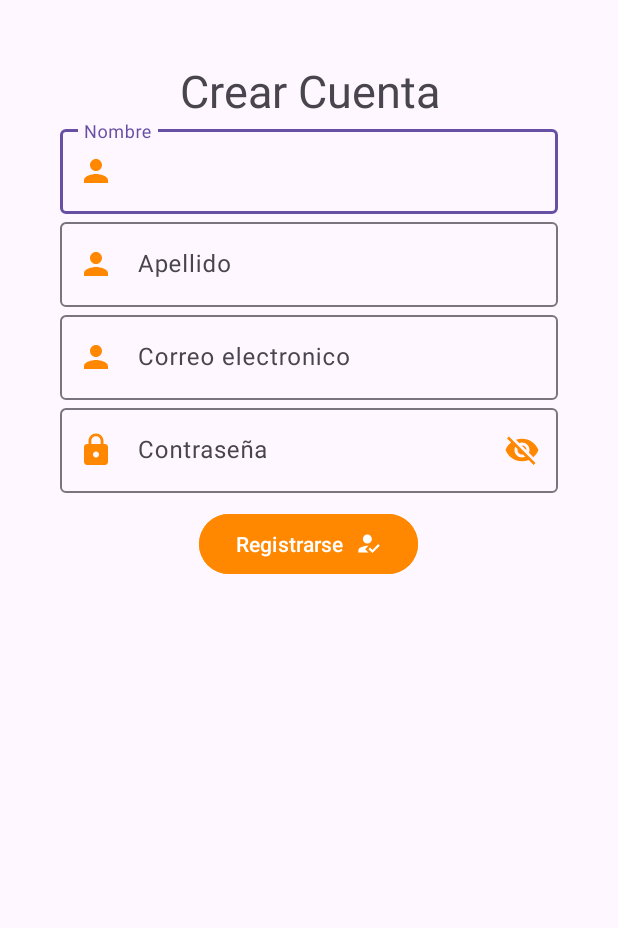
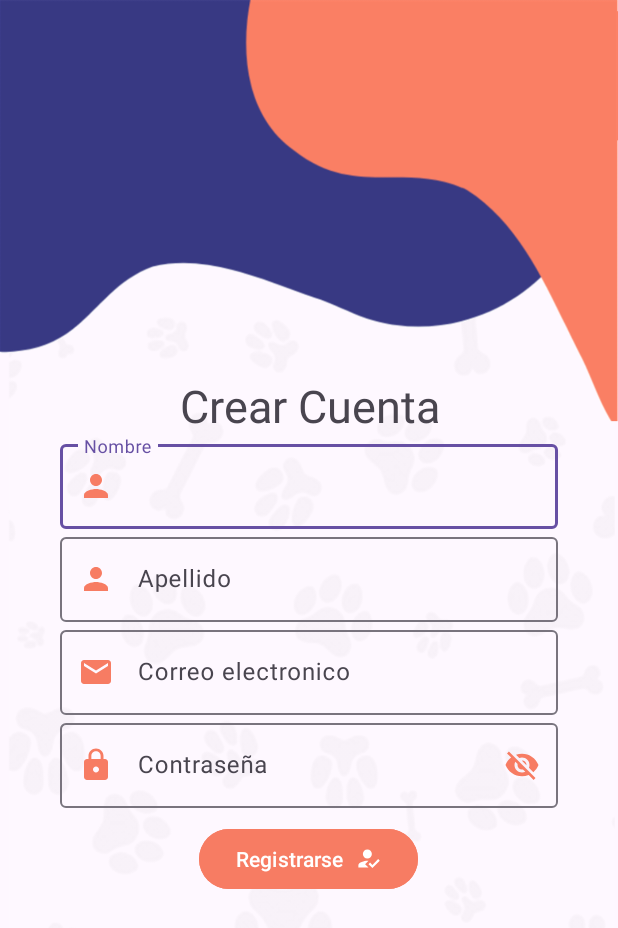
Before and after one commit to M0nroy/PETMATCH_Proyecto, an Android app: the screen it shows after launch (registrarse), after a tap on "Registrarse", on a phone screen of 412 x 824 dp. Shown: the top 928 px of the screen. Run offline under Robolectric (Android 15) with nearby library versions, the phone set to English and light mode, and no system bars.

Commit message:
se le cambio el color y se agrego fondo

```diff
--- /dev/null
+++ b/app/src/main/res/drawable/email.xml
@@ -0,0 +1,5 @@
+<vector android:height="24dp" android:tint="#000000"
+    android:viewportHeight="24" android:viewportWidth="24"
+    android:width="24dp" xmlns:android="http://schemas.android.com/apk/res/android">
+    <path android:fillColor="@android:color/white" android:pathData="M20,4L4,4c-1.1,0 -1.99,0.9 -1.99,2L2,18c0,1.1 0.9,2 2,2h16c1.1,0 2,-0.9 2,-2L22,6c0,-1.1 -0.9,-2 -2,-2zM20,8l-8,5 -8,-5L4,6l8,5 8,-5v2z"/>
+</vector>
--- a/app/src/main/res/layout/activity_informacion_mascota.xml
+++ b/app/src/main/res/layout/activity_informacion_mascota.xml
@@ -6,12 +6,14 @@
     android:layout_height="match_parent"
     android:padding="40dp"
     android:orientation="vertical"
+    android:background="@drawable/font1"
     tools:context=".Informacion_mascota">
 
     <TextView
         android:id="@+id/textView13"
         android:layout_width="match_parent"
         android:layout_height="wrap_content"
+        android:layout_marginTop="90dp"
         android:text="Tipo de mascota" />
 
     <RadioGroup
--- a/app/src/main/res/layout/activity_interes.xml
+++ b/app/src/main/res/layout/activity_interes.xml
@@ -6,6 +6,7 @@
     android:layout_height="match_parent"
     android:orientation="vertical"
     android:padding="40dp"
+    android:background="@drawable/font1"
     tools:context=".Interes">
 
     <TextView
@@ -14,12 +15,14 @@
         android:layout_height="wrap_content"
         android:textAlignment="center"
         android:textSize="25dp"
+        android:layout_marginTop="90dp"
         android:text="¿Me interesan?" />
 
     <com.google.android.material.button.MaterialButton
         android:layout_width="match_parent"
         android:layout_height="wrap_content"
         android:layout_marginTop="50dp"
+        android:backgroundTint="#F77C63"
         android:text="Hombre"
         app:iconGravity="textEnd"
         app:icon="@drawable/man"
@@ -28,6 +31,7 @@
         android:layout_width="match_parent"
         android:layout_height="wrap_content"
         android:layout_marginTop="10dp"
+        android:backgroundTint="#F77C63"
         android:text="Mujer"
         app:iconGravity="textEnd"
         app:icon="@drawable/woman"
@@ -37,6 +41,7 @@
         android:layout_width="match_parent"
         android:layout_height="wrap_content"
         android:layout_marginTop="10dp"
+        android:backgroundTint="#F77C63"
         android:text="Ambos"
         app:iconGravity="textEnd"
         app:icon="@drawable/twice"
@@ -46,6 +51,7 @@
         android:layout_width="match_parent"
         android:layout_height="wrap_content"
         android:layout_marginTop="50dp"
+        android:backgroundTint="#F77C63"
         android:text="Siguiente"
         app:iconGravity="textEnd"
         app:icon="@drawable/next"
--- a/app/src/main/res/layout/activity_login.xml
+++ b/app/src/main/res/layout/activity_login.xml
@@ -6,6 +6,7 @@
     android:layout_height="match_parent"
     android:orientation="vertical"
     android:padding="40dp"
+    android:background="@drawable/font2"
     tools:context=".Login">
 
     <TextView
@@ -14,6 +15,7 @@
         android:layout_height="wrap_content"
         android:textAlignment="center"
         android:textSize="25dp"
+        android:layout_marginTop="260dp"
         android:text="Bienvenido" />
 
     <com.google.android.material.textfield.TextInputLayout
--- a/app/src/main/res/layout/activity_mejore_momentos.xml
+++ b/app/src/main/res/layout/activity_mejore_momentos.xml
@@ -6,6 +6,7 @@
     android:layout_height="match_parent"
     android:orientation="vertical"
     android:padding="40dp"
+    android:background="@drawable/font1"
     tools:context=".Mejore_momentos">
 
     <TextView
@@ -73,7 +74,7 @@
             android:layout_weight="1"
             android:layout_marginEnd="8dp"
             android:text="Seleccionar imagen"
-            android:backgroundTint="@android:color/holo_orange_dark"
+            android:backgroundTint="#F77C63"
             app:icon="@drawable/image"
             app:iconGravity="textEnd" />
 
@@ -87,7 +88,7 @@
             android:text="Omitir"
             app:icon="@drawable/skip"
             app:iconGravity="textEnd"
-            android:backgroundTint="@android:color/holo_orange_dark"/>
+            android:backgroundTint="#F77C63"/>
     </LinearLayout>
 
 </LinearLayout>
--- a/app/src/main/res/layout/activity_registrarse.xml
+++ b/app/src/main/res/layout/activity_registrarse.xml
@@ -6,6 +6,7 @@
     android:layout_height="match_parent"
     android:orientation="vertical"
     android:padding="40dp"
+    android:background="@drawable/font2"
     tools:context=".registrarse">
 
     <TextView
@@ -14,6 +15,7 @@
         android:layout_height="wrap_content"
         android:textAlignment="center"
         android:textSize="30dp"
+        android:layout_marginTop="210dp"
         android:text="Crear Cuenta" />
 
     <com.google.android.material.textfield.TextInputLayout
@@ -22,7 +24,7 @@
         app:boxBackgroundMode="outline"
         app:endIconMode="clear_text"
         app:startIconDrawable="@drawable/person"
-        app:startIconTint="#FF8800">
+        app:startIconTint="#f77c63">
 
         <com.google.android.material.textfield.TextInputEditText
             android:id="@+id/etNombre"
@@ -39,7 +41,7 @@
         app:boxBackgroundMode="outline"
         app:endIconMode="clear_text"
         app:startIconDrawable="@drawable/person"
-        app:startIconTint="#FF8800">
+        app:startIconTint="#f77c63">
 
         <com.google.android.material.textfield.TextInputEditText
             android:id="@+id/etApellido"
@@ -55,8 +57,8 @@
         android:layout_height="wrap_content"
         app:boxBackgroundMode="outline"
         app:endIconMode="clear_text"
-        app:startIconDrawable="@drawable/person"
-        app:startIconTint="#FF8800">
+        app:startIconDrawable="@drawable/email"
+        app:startIconTint="#f77c63">
 
         <com.google.android.material.textfield.TextInputEditText
             android:id="@+id/etCorreo"
@@ -72,9 +74,9 @@
         android:layout_height="wrap_content"
         app:boxBackgroundMode="outline"
         app:endIconMode="password_toggle"
-        app:endIconTint="#FF8800"
+        app:endIconTint="#f77c63"
         app:startIconDrawable="@drawable/lock"
-        app:startIconTint="#FF8800">
+        app:startIconTint="#f77c63">
 
         <com.google.android.material.textfield.TextInputEditText
             android:id="@+id/etPassword"
@@ -93,6 +95,6 @@
          app:icon="@drawable/resgister"
          android:onClick="registrarse"
          app:iconGravity="textEnd"
-         android:backgroundTint="@android:color/holo_orange_dark"/>
+         android:backgroundTint="#F77C63"/>
 
 </LinearLayout>
```
Also changed, not shown: app/src/main/res/layout/activity_informacion.xml (+7 -4 lines), app/src/main/res/layout/activity_inicio.xml (+2 -10 lines), app/src/main/res/layout/activity_main.xml (+4 -13 lines), app/src/main/res/layout/activity_principal.xml (+7 -6 lines), app/src/main/res/layout/activity_proposito.xml (+6 -1 lines), app/src/main/res/drawable/fondo2.jpeg (added), app/src/main/res/drawable/fondo3.jpeg (added), app/src/main/res/drawable/font1.png (added), app/src/main/res/drawable/font2.png (added), app/src/main/res/drawable/logopet.png (added), app/src/main/res/drawable/people.png (added), app/src/main/res/drawable/top.png (added), app/src/main/res/drawable/usuario.png (added).
